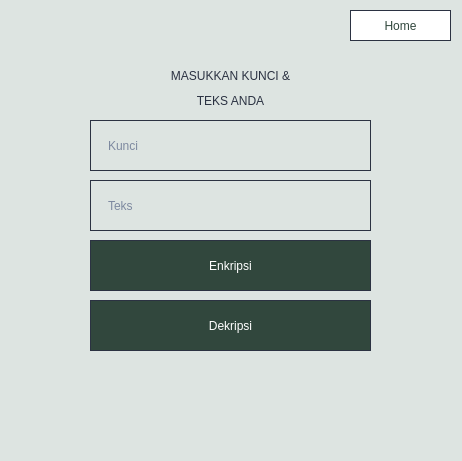
stellaribli/EncryptDecrypt, file haldua.ui: the form before one commit.
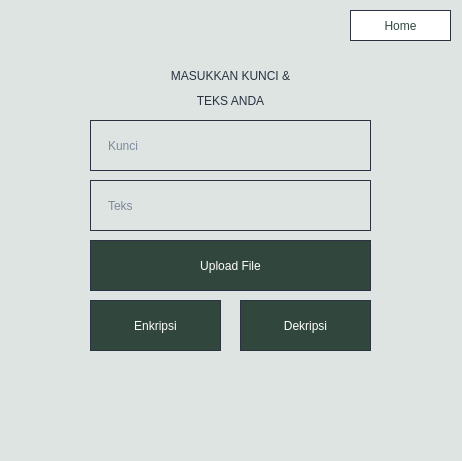
The form after the commit.

Diff of the .ui file:
```diff
--- a/haldua.ui
+++ b/haldua.ui
@@ -42,8 +42,8 @@
    <property name="geometry">
     <rect>
      <x>90</x>
-     <y>240</y>
-     <width>281</width>
+     <y>300</y>
+     <width>131</width>
      <height>51</height>
     </rect>
    </property>
@@ -93,9 +93,9 @@
   <widget class="QPushButton" name="decryptButton">
    <property name="geometry">
     <rect>
-     <x>90</x>
+     <x>240</x>
      <y>300</y>
-     <width>281</width>
+     <width>131</width>
      <height>51</height>
     </rect>
    </property>
@@ -203,6 +203,32 @@
     <set>Qt::AlignCenter</set>
    </property>
   </widget>
+  <widget class="QPushButton" name="uploadButton">
+   <property name="geometry">
+    <rect>
+     <x>90</x>
+     <y>240</y>
+     <width>281</width>
+     <height>51</height>
+    </rect>
+   </property>
+   <property name="styleSheet">
+    <string notr="true">QPushButton{ 
+	background-color: #31473D; color:#FFFFFF;
+	font: 15pt &quot;Arial&quot;;
+	border-radius: 13.25760269165039px;
+	border: 1.4px solid #2B3242;
+}
+
+ QPushButton:hover {
+	background-color: #6A8378; color:#fff;
+	border: 1.4px solid #2B3242;
+ }</string>
+   </property>
+   <property name="text">
+    <string>Upload File</string>
+   </property>
+  </widget>
  </widget>
  <resources/>
  <connections/>
```
